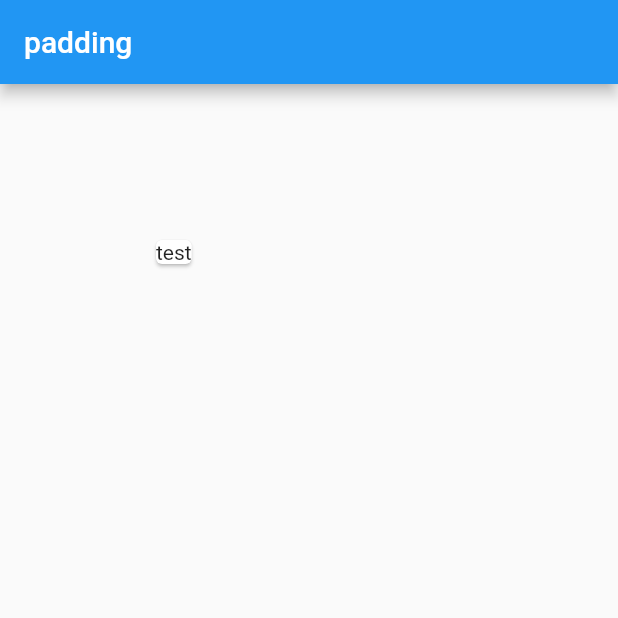
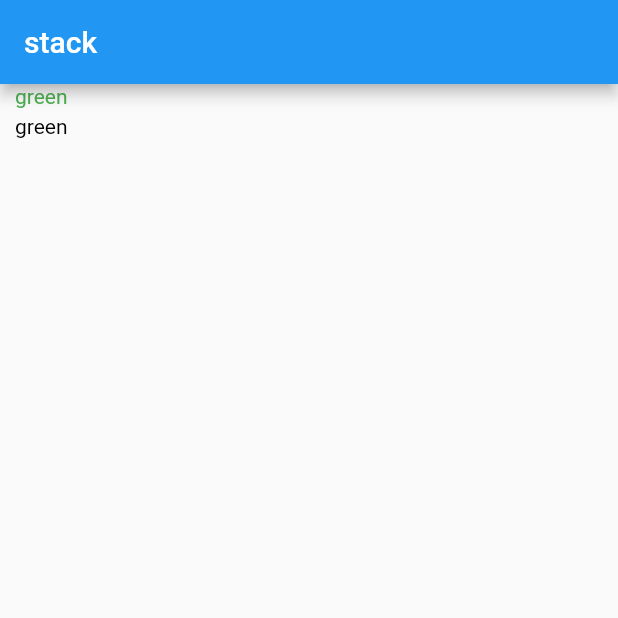
Before and after one commit to abdiulismail/widgetspool, a Flutter app: the screen it shows after launch, on a phone screen of 412 x 824 dp, the top half of it. Run offline on Flutter 3.47's test engine with Material 2 defaults, Android fonts, the phone set to English and light mode, and no system bars.

Commit message:
stack widget with positional children

```diff
--- /dev/null
+++ b/lib/11.stack.dart
@@ -0,0 +1,42 @@
+import 'package:flutter/material.dart';
+
+class MyStack extends StatefulWidget {
+  const MyStack({
+    super.key,
+    required this.title,
+  });
+  final String title;
+
+  @override
+  State<MyStack> createState() => _MyHomePageState();
+}
+
+class _MyHomePageState extends State<MyStack> {
+  @override
+  Widget build(BuildContext context) {
+    return Scaffold(
+      appBar: AppBar(
+        title: Text('stack'),
+      ),
+      body: Stack(
+        children: [
+          Positioned(
+            left: 10.0,
+            child: Text(
+              'green',
+              style: TextStyle(color: Colors.green),
+            ),
+          ),
+          Positioned(
+            left: 10.0,
+            top: 20.0,
+            child: Text(
+              'green',
+              style: TextStyle(color: Colors.black),
+            ),
+          ),
+        ],
+      ),
+    );
+  }
+}
--- a/lib/main.dart
+++ b/lib/main.dart
@@ -1,6 +1,6 @@
 import 'package:flutter/material.dart';
 
-import '10.padding.dart';
+import '11.stack.dart';
 
 void main() {
   runApp(const WidgetsPool());
@@ -26,8 +26,8 @@ class WidgetsPool extends StatelessWidget {
       //home: MyContainer(title: 'container'),
       //home: MyImage(title: 'container', imageProvider: image,),
       //home: MyButtons(title: 'container'),
-      home: MyPadding(title: 'container'),
-      //home: MyButtons(title: 'container'),
+      //home: MyPadding(title: 'container'),
+      home: MyStack(title: 'container'),
     );
   }
 }
```
